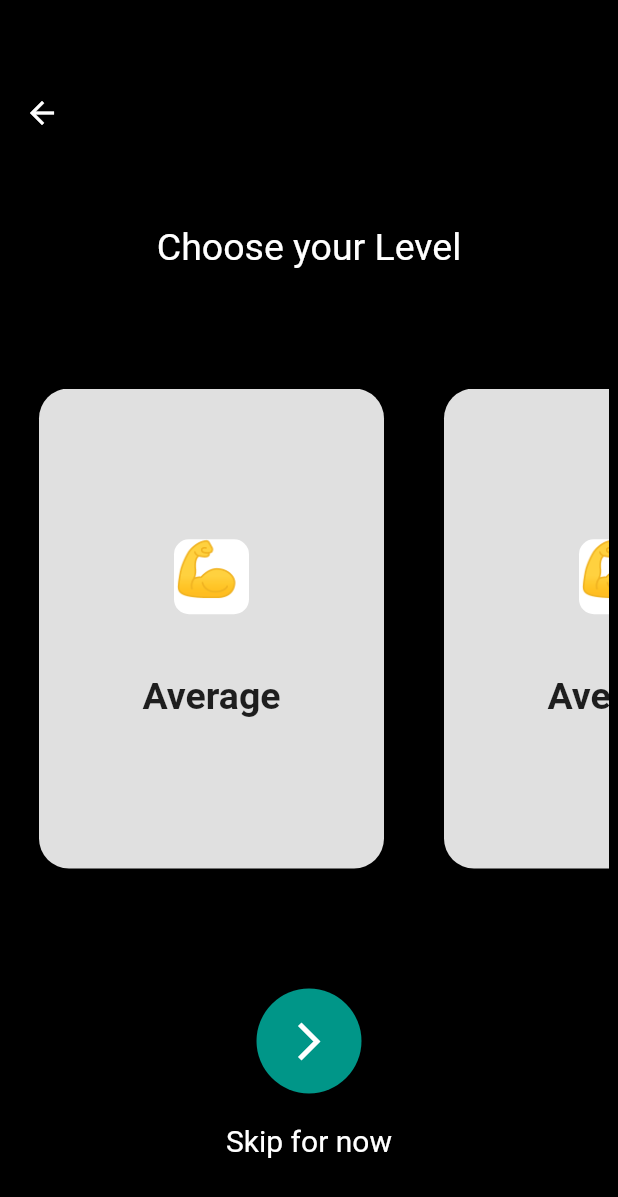
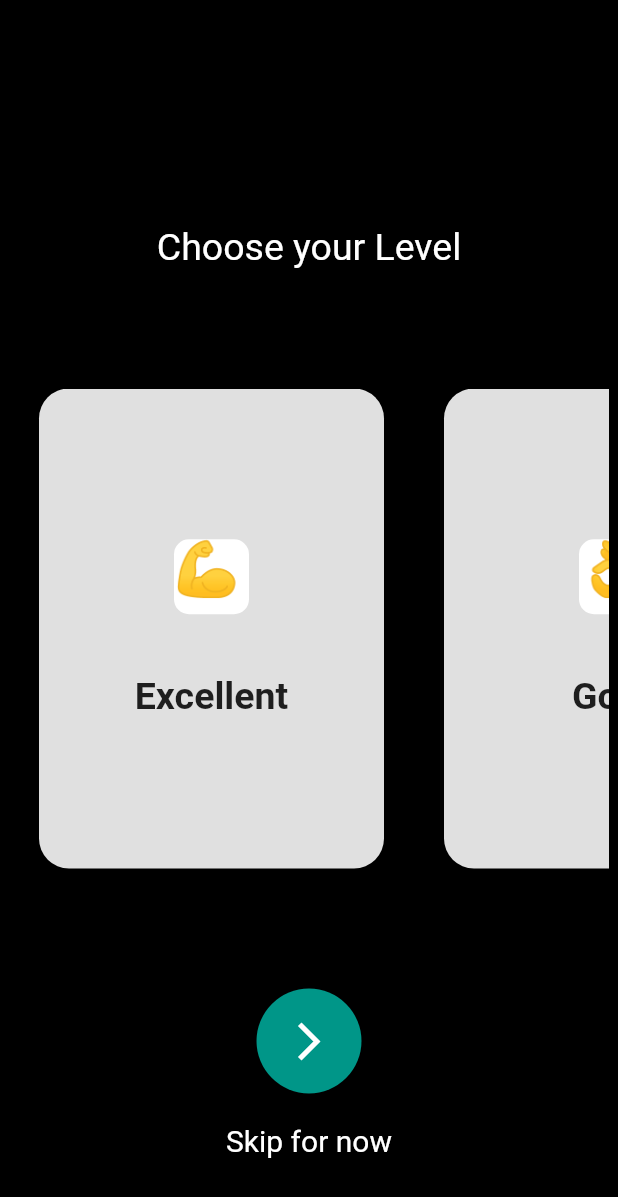
Before and after one commit to Saqib-Sizan-Khan/Flutter_repo, a Flutter app: the Sports_Level_UI screen opened directly, on a phone screen of 412 x 824 dp. Shown: the top 1197 px of the screen. Run offline on Flutter 3.47's test engine with Material 2 defaults, Android fonts, the phone set to English and light mode, and no system bars; our stand-ins replace floating_bottom_navigation_bar, font_awesome_flutter, percent_indicator.

Commit message:
Sports App content update

```diff
--- a/test_etl1/lib/Sports_App/sports_level_UI.dart
+++ b/test_etl1/lib/Sports_App/sports_level_UI.dart
@@ -7,6 +7,9 @@ class Sports_Level_UI extends StatelessWidget {
 
   @override
   Widget build(BuildContext context) {
+    var arLevel = ['Excellent', 'Good', 'Average', 'Below Average', 'Bad'];
+    var arEmoji = ['💪', '👌', '✌', '🤏', '👎'];
+
     return Scaffold(
       backgroundColor: Colors.black,
       appBar: AppBar(
@@ -29,11 +32,10 @@ class Sports_Level_UI extends StatelessWidget {
               height: 320,
               child: ListView.builder(
                   scrollDirection: Axis.horizontal,
-                  itemCount: 5,
+                  itemCount: arLevel.length,
                   itemBuilder: (context, index) {
                     return Container(
                       width: 230,
-                      height: 300,
                       margin: EdgeInsets.symmetric(horizontal: 20),
                       decoration: BoxDecoration(
                           color: Colors.grey[300],
@@ -48,13 +50,13 @@ class Sports_Level_UI extends StatelessWidget {
                                 decoration: BoxDecoration(
                                     color: Colors.white,
                                     borderRadius: BorderRadius.circular(10)),
-                                child: Text('💪', style: TextStyle(fontSize: 35)),
+                                child: Text(arEmoji[index], style: TextStyle(fontSize: 35)),
                               ),),
                           SizedBox(
                             height: 40,
                           ),
                           Text(
-                            'Average',
+                            arLevel[index],
                             style: TextStyle(
                                 fontSize: 25, fontWeight: FontWeight.w700),
                           )
--- a/test_etl1/lib/main.dart
+++ b/test_etl1/lib/main.dart
@@ -34,7 +34,7 @@ class MyApp extends StatelessWidget {
   Widget build(BuildContext context) {
     return MaterialApp(
       debugShowCheckedModeBanner: false,
-      home: WP_UI(),
+      home: Sports_Level_UI(),
     );
   }
 }
```
Also changed, not shown: test_etl1/assets/images/sports_background2.jpg.
